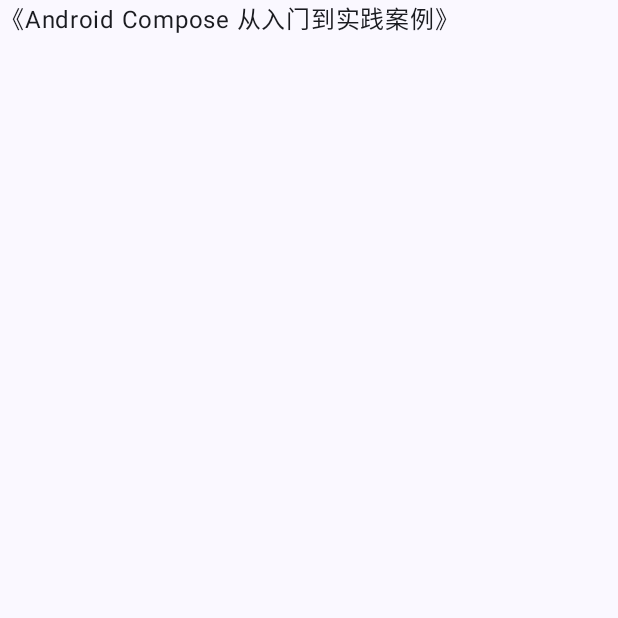
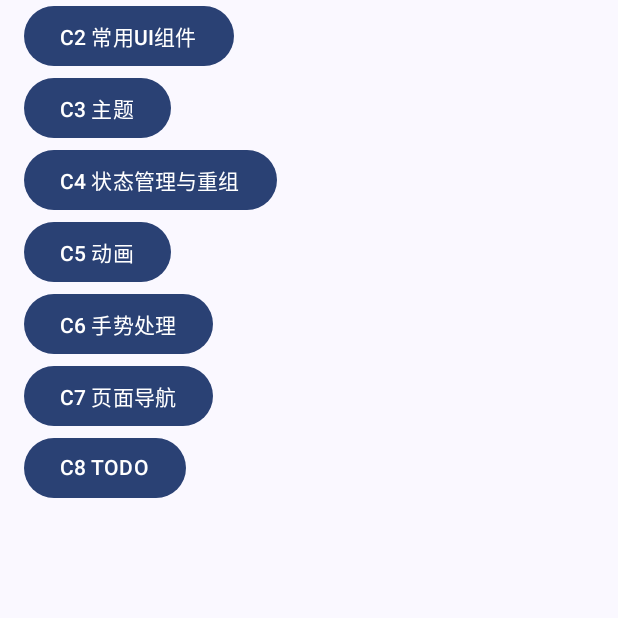
Before and after one commit to gengwenwu/AndroidComposeDemo, an Android app built with Jetpack Compose: the BookAndroidComposeActivity screen opened directly, with no data from a screen before it, on a phone screen of 412 x 824 dp, the top half of it. Run offline under Robolectric (Android 15) with nearby library versions, the phone set to English and light mode, and no system bars.

Commit message:
添加页面菜单导航

```diff
--- a/app/build.gradle.kts
+++ b/app/build.gradle.kts
@@ -42,6 +42,8 @@ android {
 dependencies {
 
     implementation(libs.androidx.core.ktx)
+    implementation(libs.androidx.appcompat)
+    // implementation(libs.androidx.appcompat.fragment.ktx)
     implementation(libs.androidx.lifecycle.runtime.ktx)
     implementation(libs.androidx.activity.compose)
     implementation(platform(libs.androidx.compose.bom))
--- a/app/src/main/java/org/logan/compose/demo/base/activity/BaseActivity.kt
+++ b/app/src/main/java/org/logan/compose/demo/base/activity/BaseActivity.kt
@@ -3,7 +3,6 @@ package org.logan.compose.demo.base.activity
 import android.app.Activity
 import android.content.Intent
 import android.widget.Toast
-import androidx.activity.ComponentActivity
 import androidx.compose.foundation.layout.PaddingValues
 import androidx.compose.foundation.layout.WindowInsets
 import androidx.compose.foundation.layout.asPaddingValues
@@ -12,6 +11,7 @@ import androidx.compose.foundation.layout.statusBars
 import androidx.compose.runtime.Composable
 import androidx.compose.ui.Modifier
 import androidx.core.util.Consumer
+import androidx.fragment.app.FragmentActivity
 
 /**
  * desc: activity 基类 <br/>
@@ -19,14 +19,14 @@ import androidx.core.util.Consumer
  * author: Logan <br/>
  * since: V 1.0 <br/>
  */
-open class BaseActivity : ComponentActivity() {
+open class BaseActivity : FragmentActivity() {
 
 
-    fun showMsg(msg: String?) {
-        msg?.let {
-            Toast.makeText(this, it, Toast.LENGTH_SHORT).show()
-        }
-    }
+//    fun showMsg(msg: String?) {
+//        msg?.let {
+//            Toast.makeText(this, it, Toast.LENGTH_SHORT).show()
+//        }
+//    }
 
 }
 
--- /dev/null
+++ b/app/src/main/java/org/logan/compose/demo/base/fragment/BaseFragment.kt
@@ -0,0 +1,35 @@
+package org.logan.compose.demo.base.fragment
+
+import android.os.Bundle
+import android.view.LayoutInflater
+import android.view.View
+import android.view.ViewGroup
+import androidx.compose.runtime.Composable
+import androidx.compose.ui.platform.ComposeView
+import androidx.fragment.app.Fragment
+
+
+/**
+ * desc: 基类Fragment <br/>
+ * time: 2024/12/10 14:30 <br/>
+ * author: Logan <br/>
+ * since: V 1.0 <br/>
+ */
+abstract class BaseFragment : Fragment() {
+
+
+    override fun onCreateView(
+        inflater: LayoutInflater, container: ViewGroup?, savedInstanceState: Bundle?
+    ): View? {
+        // return super.onCreateView(inflater, container, savedInstanceState)
+        return ComposeView(requireContext()).apply {
+            setContent {
+                MyFragmentView()
+            }
+        }
+    }
+
+    @Composable
+    abstract fun MyFragmentView()
+
+}
--- /dev/null
+++ b/app/src/main/java/org/logan/compose/demo/base/fragment/NavMenuFragment.kt
@@ -0,0 +1,51 @@
+package org.logan.compose.demo.base.fragment
+
+import androidx.compose.foundation.layout.padding
+import androidx.compose.foundation.lazy.LazyColumn
+import androidx.compose.material3.Button
+import androidx.compose.material3.Text
+import androidx.compose.runtime.Composable
+import androidx.compose.ui.Modifier
+import androidx.compose.ui.platform.LocalContext
+import androidx.compose.ui.unit.dp
+import androidx.fragment.app.Fragment
+import org.logan.compose.demo.utils.extension.showMsg
+
+/**
+ * desc: 导航菜单 <br/>
+ * time: 2024/12/10 18:05 <br/>
+ * author: Logan <br/>
+ * since: V 1.0 <br/>
+ */
+class NavMenuFragment(
+    private val menu: Map<String, Fragment?>,
+    private val menuClickConsumer: ((Fragment) -> Unit)? = null
+) : BaseFragment() {
+
+
+    @Composable
+    override fun MyFragmentView() {
+        LazyColumn() {
+            menu.forEach {
+                item {
+                    MenuButton(it.key, it.value, menuClickConsumer)
+                }
+            }
+        }
+    }
+}
+
+@Composable
+fun MenuButton(text: String, fragment: Fragment?, menuClickConsumer: ((Fragment) -> Unit)? = null) {
+    val context = LocalContext.current
+
+    Button(modifier = Modifier.padding(start = 16.dp, end = 16.dp), onClick = {
+        if (fragment == null) {
+            context.showMsg("该功能未实现")
+        } else {
+            menuClickConsumer?.invoke(fragment)
+        }
+    }) {
+        Text(text = text)
+    }
+}
--- a/app/src/main/java/org/logan/compose/demo/ui/book/BookAndroidComposeActivity.kt
+++ b/app/src/main/java/org/logan/compose/demo/ui/book/BookAndroidComposeActivity.kt
@@ -6,15 +6,22 @@ import androidx.activity.enableEdgeToEdge
 import androidx.compose.foundation.layout.Column
 import androidx.compose.foundation.layout.fillMaxSize
 import androidx.compose.foundation.layout.fillMaxWidth
-import androidx.compose.foundation.layout.padding
-import androidx.compose.foundation.lazy.LazyColumn
 import androidx.compose.material3.Scaffold
-import androidx.compose.material3.Text
 import androidx.compose.runtime.Composable
+import androidx.compose.runtime.remember
 import androidx.compose.ui.Modifier
+import androidx.compose.ui.platform.LocalContext
 import androidx.compose.ui.tooling.preview.Preview
+import androidx.compose.ui.viewinterop.AndroidView
+import androidx.fragment.app.Fragment
+import androidx.fragment.app.FragmentActivity
+import androidx.fragment.app.FragmentContainerView
+import org.logan.compose.demo.R
 import org.logan.compose.demo.base.activity.BaseActivity
 import org.logan.compose.demo.base.activity.FillTopBarModifier
+import org.logan.compose.demo.base.fragment.NavMenuFragment
+import org.logan.compose.demo.ui.book.c2.C2_1_TestFragment
+import org.logan.compose.demo.ui.book.c2.C2_2_TestFragment
 import org.logan.compose.demo.ui.theme.AndroidComposeDemoTheme
 
 /**
@@ -25,6 +32,7 @@ import org.logan.compose.demo.ui.theme.AndroidComposeDemoTheme
  */
 class BookAndroidComposeActivity : BaseActivity() {
 
+
     override fun onCreate(savedInstanceState: Bundle?) {
         super.onCreate(savedInstanceState)
         enableEdgeToEdge()
@@ -32,41 +40,84 @@ class BookAndroidComposeActivity : BaseActivity() {
         setContent {
             AndroidComposeDemoTheme {
                 Scaffold(modifier = Modifier.fillMaxSize()) { innerPadding ->
-                    LazyColumn(FillTopBarModifier(innerPadding).fillMaxWidth()) {
-                        item {
-                            HelloText()
-                        }
-                    }
+                    FragmentContainer(
+                        FillTopBarModifier(innerPadding).fillMaxWidth(),
+                        NavMenuFragment(getMenuConfigs(), ::showClickMenu)
+                    )
                 }
             }
         }
     }
 
-    private fun data() {
-        val courseMap = mapOf(
-            "C2 常用UI组件" to "",
-            "C3 主题" to "",
-            "C4 状态管理与重组" to "",
-            "C5 动画" to "",
-            "C6 手势处理" to "",
-            "C7 页面导航" to "",
-            "C8 TODO" to ""
+    private fun showClickMenu(fragment: Fragment) {
+        supportFragmentManager.beginTransaction().run {
+            supportFragmentManager.findFragmentById(R.id.fragment_container)?.let {
+                this.hide(it)
+            }
+
+            this.add(R.id.fragment_container, fragment, null)
+            this.commit()
+            this.addToBackStack(null) // 将事务添加到回退栈
+        }
+    }
+
+    override fun onBackPressed() {
+        if (supportFragmentManager.backStackEntryCount > 0) {
+            supportFragmentManager.popBackStack()
+        } else {
+            super.onBackPressed()
+        }
+    }
+}
+
+@Composable
+fun FragmentContainer(modifier: Modifier = Modifier, fragment: Fragment) {
+    val fragmentManager = (LocalContext.current as FragmentActivity).supportFragmentManager
+    val fragmentTransaction = remember { fragmentManager.beginTransaction() }
+
+    Column(modifier) {
+        AndroidView(
+            // factory
+            factory = { context ->
+                FragmentContainerView(context).apply {
+                    this.id = R.id.fragment_container // View.generateViewId()
+                    fragmentTransaction.add(this.id, fragment, null)
+                    fragmentTransaction.commit()
+                }
+            }
+//            ,
+//            // update
+//            update = { view ->
+//                fragmentTransaction.run {
+//                    if (fragmentManager.findFragmentById(view.id) == null) {
+//                        add(view.id, fragment, null)
+//                    } else {
+//                        hide(fragmentManager.findFragmentById(view.id)!!)
+//                        add(view.id, fragment, null)
+//                    }
+//                    commit()
+//                }
+//            }
         )
     }
 }
 
-@Composable
-fun HelloText(modifier: Modifier = Modifier) {
-    Text(
-        text = "《Android Compose 从入门到实践案例》"
+private fun getMenuConfigs(): Map<String, Fragment?> {
+    return mapOf(
+        "C2 常用UI组件" to C2_1_TestFragment(),
+        "C3 主题" to C2_2_TestFragment(),
+        "C4 状态管理与重组" to null,
+        "C5 动画" to null,
+        "C6 手势处理" to null,
+        "C7 页面导航" to null,
+        "C8 TODO" to null
     )
 }
-
 
 @Preview(showBackground = true)
 @Composable
 fun ActivityPreview() {
     AndroidComposeDemoTheme {
-        HelloText()
+        FragmentContainer(fragment = NavMenuFragment(getMenuConfigs()))
     }
 }
--- /dev/null
+++ b/app/src/main/res/values/ids.xml
@@ -0,0 +1,4 @@
+<?xml version="1.0" encoding="utf-8"?>
+<resources>
+    <item name="fragment_container" type="id" />
+</resources>
--- a/gradle/libs.versions.toml
+++ b/gradle/libs.versions.toml
@@ -2,6 +2,8 @@
 agp = "8.7.2"
 kotlin = "2.0.0"
 coreKtx = "1.10.1"
+#fragmentKtx = "1.6.2"
+appcompat = "1.4.1"
 junit = "4.13.2"
 junitVersion = "1.1.5"
 espressoCore = "3.5.1"
@@ -9,8 +11,11 @@ lifecycleRuntimeKtx = "2.6.1"
 activityCompose = "1.8.0"
 composeBom = "2024.04.01"
 
+
 [libraries]
 androidx-core-ktx = { group = "androidx.core", name = "core-ktx", version.ref = "coreKtx" }
+androidx-appcompat = { group = "androidx.appcompat", name = "appcompat", version.ref = "appcompat" }
+#androidx-appcompat-fragment-ktx = { group = "androidx.appcompat", name = "fragment-ktx", version.ref = "fragmentKtx" }
 
 androidx-ui = { group = "androidx.compose.ui", name = "ui" }
 androidx-ui-graphics = { group = "androidx.compose.ui", name = "ui-graphics" }
```
Also changed, not shown: app/src/main/AndroidManifest.xml (+10 -3 lines), app/src/main/java/org/logan/compose/demo/ui/book/c2/C2_1_TestFragment.kt (added, +23 -0 lines), app/src/main/java/org/logan/compose/demo/ui/book/c2/C2_2_TestFragment.kt (added, +23 -0 lines), app/src/main/java/org/logan/compose/demo/utils/BuApp.kt (added, +11 -0 lines), app/src/main/java/org/logan/compose/demo/utils/extension/ContextExtension.kt (added, +17 -0 lines).
